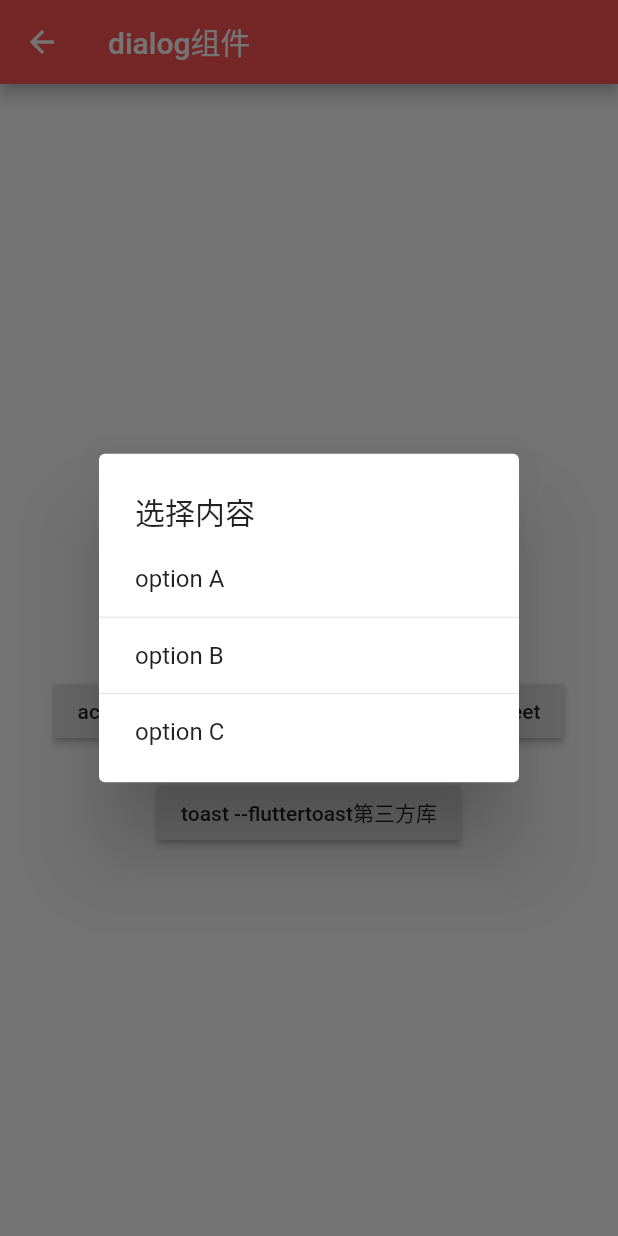
After one commit to sss2323/Flutter-Demo-2020, a Flutter app: the DialogDomePage screen opened directly, after a tap on "select 弹出框--simpleDialog", on a phone screen of 412 x 824 dp. The commit adds this screen. Run offline on Flutter 3.47's test engine with Material 2 defaults, Android fonts, the phone set to English and light mode, and no system bars; our stand-ins replace date_format, flutter_swiper, fluttertoast; missing offline and left inert: flutter_cupertino_date_picker.

Commit message:
dialog 弹出框

```diff
--- /dev/null
+++ b/my_shiapp/lib/pages/Dialog.dart
@@ -0,0 +1,156 @@
+import 'package:flutter/material.dart';
+// import 'package:dialog/dialog.dart';
+import 'package:fluttertoast/fluttertoast.dart';
+
+class DialogDomePage extends StatefulWidget {
+  DialogDomePage({Key key}) : super(key: key);
+
+  @override
+  _DialogDomePageState createState() => _DialogDomePageState();
+}
+
+class _DialogDomePageState extends State<DialogDomePage> {
+  _alertDialog() async {
+    var result = await showDialog(
+        context: context,
+        builder: (context) {
+          return AlertDialog(
+            title: Text("提示信息"),
+            content: Text('你确定要删除吗？'),
+            actions: [
+              FlatButton(
+                  onPressed: () {
+                    Navigator.pop(context, 'cancle');
+                  },
+                  child: Text('取消')),
+              FlatButton(
+                  onPressed: () {
+                    Navigator.pop(context, 'ok');
+                  },
+                  child: Text('确定'))
+            ],
+          );
+        });
+    print(result);
+  }
+
+  _simpleDialog() async {
+    var result = await showDialog(
+        context: context,
+        builder: (context) {
+          return SimpleDialog(
+            title: Text('选择内容'),
+            children: [
+              SimpleDialogOption(
+                child: Text('option A'),
+                onPressed: () {
+                  print('option a');
+                  Navigator.pop(context, 'a');
+                },
+              ),
+              Divider(),
+              SimpleDialogOption(
+                child: Text('option B'),
+                onPressed: () {
+                  print('option B');
+                  Navigator.pop(context, 'b');
+                },
+              ),
+              Divider(),
+              SimpleDialogOption(
+                child: Text('option C'),
+                onPressed: () {
+                  print('option C');
+                  Navigator.pop(context, 'c');
+                },
+              )
+            ],
+          );
+        });
+    print(result);
+  }
+
+  _modelBottomSheet() async {
+    var result = await showModalBottomSheet(
+        context: context,
+        builder: (context) {
+          return Container(
+            height: 200,
+            child: Column(
+              children: [
+                ListTile(
+                  title: Text('分享a'),
+                  onTap: () {
+                    Navigator.pop(context, '分享a');
+                  },
+                ),
+                Divider(),
+                ListTile(
+                  title: Text('分享b'),
+                  onTap: () {
+                    Navigator.pop(context, '分享b');
+                  },
+                ),
+                Divider(),
+                ListTile(
+                  title: Text('分享c'),
+                  onTap: () {
+                    Navigator.pop(context, '分享c');
+                  },
+                )
+              ],
+            ),
+          );
+        });
+    print(result);
+  }
+
+  _toast() {
+    Fluttertoast.showToast(
+        msg: "提示信息",
+        toastLength: Toast.LENGTH_SHORT,
+        gravity: ToastGravity.BOTTOM,
+        timeInSecForIosWeb: 1,
+        backgroundColor: Colors.red,
+        textColor: Colors.white,
+        fontSize: 16.0);
+  }
+
+  @override
+  Widget build(BuildContext context) {
+    return Scaffold(
+        appBar: AppBar(title: Text('dialog组件')),
+        body: Center(
+          child: Column(
+            mainAxisAlignment: MainAxisAlignment.center,
+            children: [
+              RaisedButton(
+                onPressed: _alertDialog,
+                child: Text('alert弹出框--alertDialog'),
+              ),
+              SizedBox(
+                height: 20,
+              ),
+              RaisedButton(
+                onPressed: _simpleDialog,
+                child: Text('select 弹出框--simpleDialog'),
+              ),
+              SizedBox(
+                height: 20,
+              ),
+              RaisedButton(
+                onPressed: _modelBottomSheet,
+                child: Text('actionsheet底部 弹出框--showmodalbottomsheet'),
+              ),
+              SizedBox(
+                height: 20,
+              ),
+              RaisedButton(
+                onPressed: _toast,
+                child: Text('toast --fluttertoast第三方库'),
+              )
+            ],
+          ),
+        ));
+  }
+}
--- a/my_shiapp/lib/pages/tabs/Home.dart
+++ b/my_shiapp/lib/pages/tabs/Home.dart
@@ -142,11 +142,11 @@ class _HomePageState extends State<HomePage> {
                     height: 20,
                   ),
                   RaisedButton(
-                      child: Text('日期三方插件'),
+                      child: Text('dialog'),
                       color: Theme.of(context).accentColor,
                       textTheme: ButtonTextTheme.primary,
                       onPressed: () {
-                        Navigator.pushNamed(context, '/datePickerPub');
+                        Navigator.pushNamed(context, '/dialog');
                       }),
                 ],
               ),
--- a/my_shiapp/lib/routes/Routes.dart
+++ b/my_shiapp/lib/routes/Routes.dart
@@ -21,6 +21,7 @@ import '../pages/FormDemo.dart';
 import '../pages/DatePicker.dart';
 import '../pages/DatePickerPub.dart';
 import '../pages/swiperDemo.dart';
+import '../pages/Dialog.dart';
 
 //配置路由
 final routes = {
@@ -45,7 +46,8 @@ final routes = {
   '/formDemo': (context) => FormDemoPage(),
   '/datePicker': (context) => DatePickerDemo(),
   '/datePickerPub': (context) => DatePickerPubDemo(),
-  '/swiperDemo': (context) => SwiperDemoPage()
+  '/swiperDemo': (context) => SwiperDemoPage(),
+  '/dialog': (context) => DialogDomePage()
 };
 
 //固定写法
--- a/my_shiapp/pubspec.yaml
+++ b/my_shiapp/pubspec.yaml
@@ -23,6 +23,8 @@ environment:
 dependencies:
   flutter:
     sdk: flutter
+  fluttertoast: ^7.1.6
+  dialog: ^0.7.2+1
   flutter_swiper: ^1.1.6
   localization: ^0.1.0
 
```
Also changed, not shown: my_shiapp/pubspec.lock, 6 other files.
